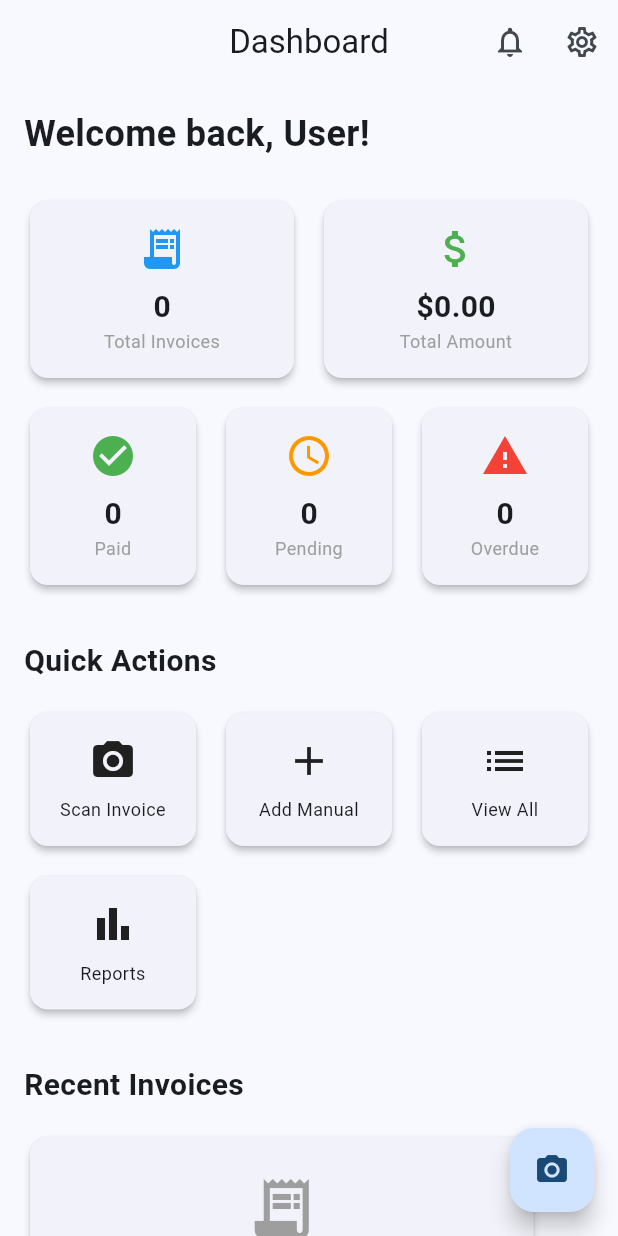
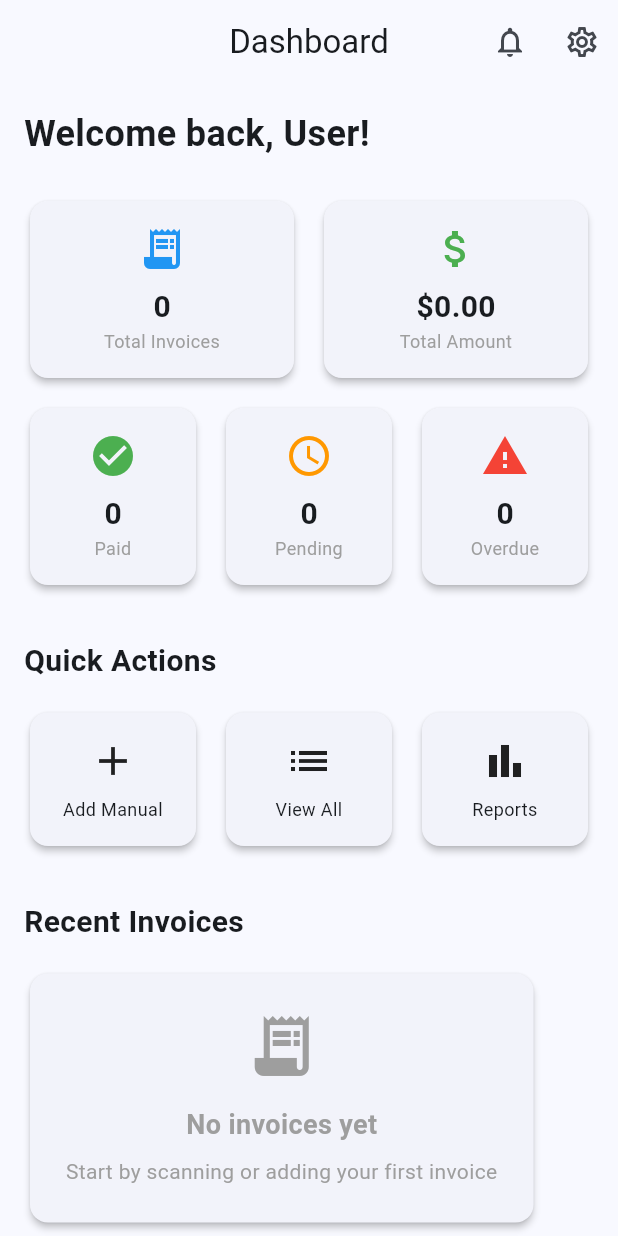
Before and after one commit to Alexioscreed/invoice_scanner_app, a Flutter app: the DashboardScreen screen opened by its route, on a phone screen of 412 x 824 dp. Run offline on Flutter 3.47's test engine with Material 3 defaults, Android fonts, the phone set to English and light mode, and no system bars; our stand-ins replace camera, dio, file_picker, flutter_secure_storage, go_router, image_picker and 1 more; accounts and stored records are empty; network calls fail.

Commit message:
removing camera widgets

```diff
--- a/lib/screens/dashboard_screen.dart
+++ b/lib/screens/dashboard_screen.dart
@@ -185,17 +185,6 @@ class _DashboardScreenState extends State<DashboardScreen> {
                 children: [
                   Expanded(
                     child: _ActionCard(
-                      title: 'Scan Invoice',
-                      icon: Icons.camera_alt,
-                      onTap: () {
-                        // Redirect to add-invoice since scan route doesn't exist
-                        context.push('/add-invoice');
-                      },
-                    ),
-                  ),
-                  const SizedBox(width: 12),
-                  Expanded(
-                    child: _ActionCard(
                       title: 'Add Manual',
                       icon: Icons.add,
                       onTap: () {
@@ -213,13 +202,7 @@ class _DashboardScreenState extends State<DashboardScreen> {
                       },
                     ),
                   ),
-                ],
-              ),
-
-              const SizedBox(height: 12),
-
-              Row(
-                children: [
+                  const SizedBox(width: 12),
                   Expanded(
                     child: _ActionCard(
                       title: 'Reports',
@@ -228,14 +211,6 @@ class _DashboardScreenState extends State<DashboardScreen> {
                         context.push('/reporting');
                       },
                     ),
-                  ),
-                  const SizedBox(width: 12),
-                  Expanded(
-                    child: Container(), // Placeholder
-                  ),
-                  const SizedBox(width: 12),
-                  Expanded(
-                    child: Container(), // Placeholder
                   ),
                 ],
               ),
@@ -353,13 +328,6 @@ class _DashboardScreenState extends State<DashboardScreen> {
           ),
         ),
       ),
-      floatingActionButton: FloatingActionButton(
-        onPressed: () {
-          // Redirect to add-invoice since scan route doesn't exist
-          context.push('/add-invoice');
-        },
-        child: const Icon(Icons.camera_alt),
-      ),
     );
   }
 
--- a/lib/screens/invoice_list_screen.dart
+++ b/lib/screens/invoice_list_screen.dart
@@ -87,7 +87,7 @@ class _InvoiceListScreenState extends State<InvoiceListScreen> {
                     const SizedBox(height: 16),
                     ElevatedButton(
                       onPressed: () {
-                        context.go('/add-invoice');
+                        context.push('/add-invoice');
                       },
                       child: const Text('Add Invoice'),
                     ),
@@ -180,7 +180,7 @@ class _InvoiceListScreenState extends State<InvoiceListScreen> {
       ),
       floatingActionButton: FloatingActionButton(
         onPressed: () {
-          context.go('/add-invoice');
+          context.push('/add-invoice');
         },
         child: const Icon(Icons.add),
       ),
```
